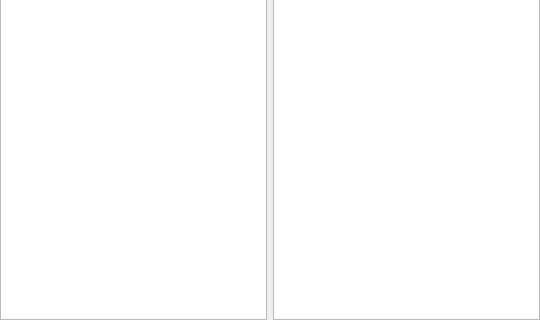
Before: the Qt Designer form widgets/quests/ui/questswidget.ui in matzman666/PyPipboyApp, drawn with Qt 5; both pictures show x 0 to 540 and y 163 to 483 of the 540 by 483 pixel window.
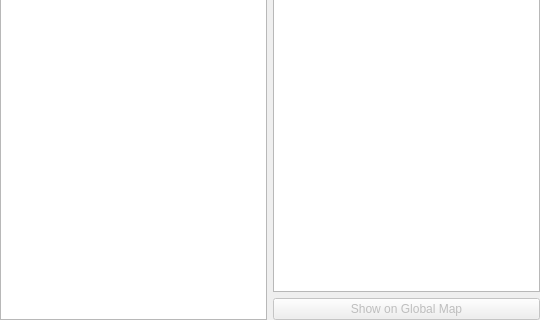
After: the same form once the commit is applied.

Commit message:
Updated the Quest widget with two new features:
The first is that the Miscellaneous objectives can now be activated and deactivated by double clicking on them.

The second feature is a Show on Global Map button. It will work by either showing the quest objectives (for normal quests), or by selecting the miscellaneous quest objective.

I had to update the QuestMarker object in the GlobalMapWidget to store form id information so that the iwcCenterOnQuest method I created could convert form ids to quest marker ids.

The edit to the form file:
```diff
--- a/widgets/quests/ui/questswidget.ui
+++ b/widgets/quests/ui/questswidget.ui
@@ -180,6 +180,22 @@
          </attribute>
         </widget>
        </item>
+       <item>
+        <widget class="QPushButton" name="showonmapButton">
+         <property name="enabled">
+          <bool>false</bool>
+         </property>
+         <property name="sizePolicy">
+          <sizepolicy hsizetype="Preferred" vsizetype="Fixed">
+           <horstretch>0</horstretch>
+           <verstretch>0</verstretch>
+          </sizepolicy>
+         </property>
+         <property name="text">
+          <string>Show on Global Map</string>
+         </property>
+        </widget>
+       </item>
       </layout>
      </item>
     </layout>
```
Left out of the diff: 2 changed lines with no effect on the pictures. The commit also changes 2 other files.
